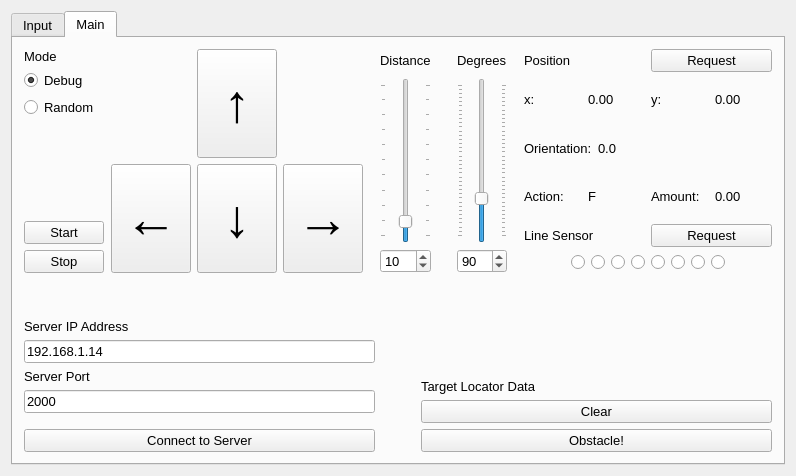
Old version of the form QtClients/MovementDebugger/mainwindow.ui in the repository madhavpatel6/EmbeddedSystemDesign_Team02.
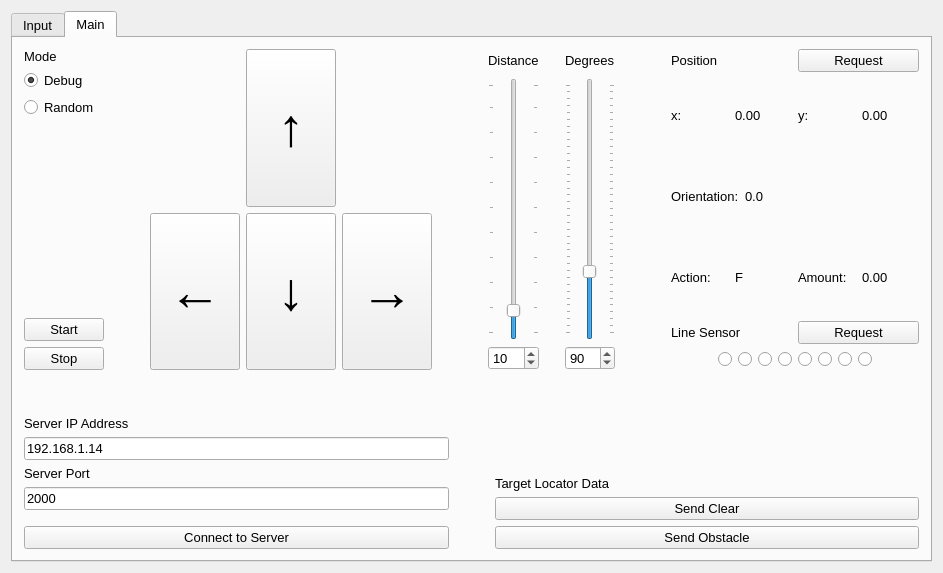
New version of the form. The open tabs and pages were chosen to show the change.

Commit message: Corrected positions update with current position in movement debugger

```diff
--- a/QtClients/MovementDebugger/mainwindow.ui
+++ b/QtClients/MovementDebugger/mainwindow.ui
@@ -6,8 +6,8 @@
    <rect>
     <x>0</x>
     <y>0</y>
-    <width>796</width>
-    <height>475</height>
+    <width>943</width>
+    <height>573</height>
    </rect>
   </property>
   <property name="sizePolicy">
@@ -1437,7 +1437,7 @@
               <item>
                <widget class="QPushButton" name="pb_clear">
                 <property name="text">
-                 <string>Clear</string>
+                 <string>Send Clear</string>
                 </property>
                 <property name="checkable">
                  <bool>true</bool>
@@ -1447,7 +1447,7 @@
               <item>
                <widget class="QPushButton" name="pb_obstacle">
                 <property name="text">
-                 <string>Obstacle!</string>
+                 <string>Send Obstacle</string>
                 </property>
                 <property name="checkable">
                  <bool>true</bool>
```
Left out of the diff: 2 changed lines with no effect on the pictures. The commit also changes 2 other files.
